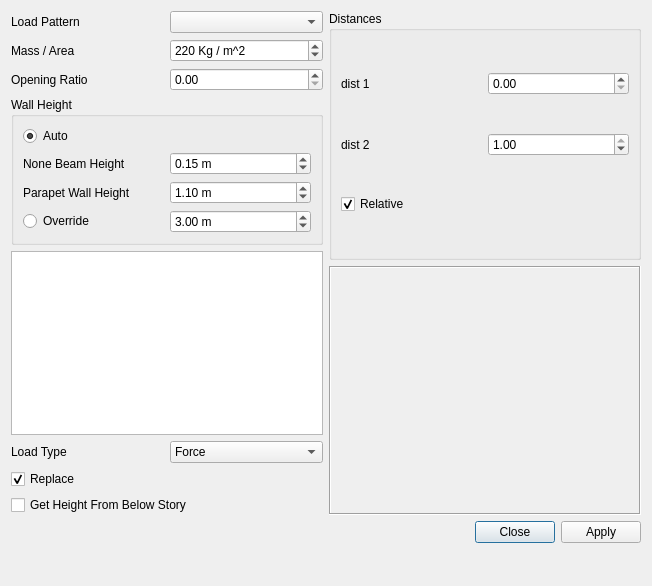
ebrahimraeyat/civilTools, file widgets/assign/wall_load_on_frames.ui: the form before one commit.
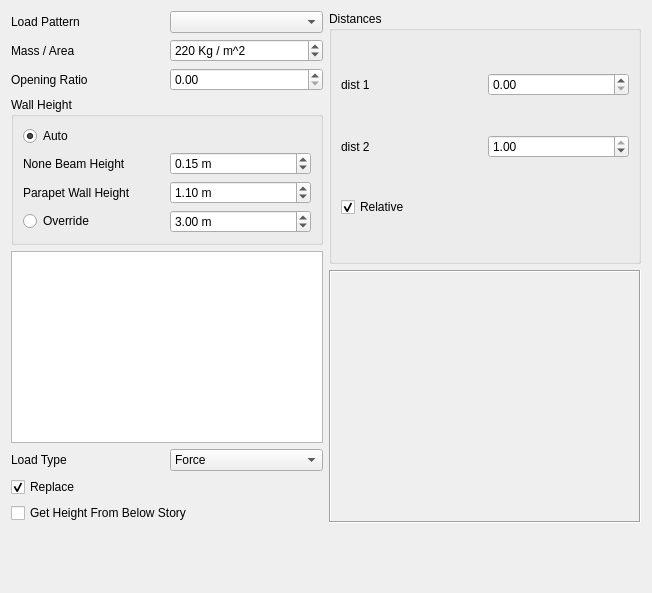
The form after the commit. Icons and pictures are not drawn.

Commit message: add assign wall load on frames commands

What changed in the file:
```diff
--- a/widgets/assign/wall_load_on_frames.ui
+++ b/widgets/assign/wall_load_on_frames.ui
@@ -7,7 +7,7 @@
     <x>0</x>
     <y>0</y>
     <width>652</width>
-    <height>586</height>
+    <height>593</height>
    </rect>
   </property>
   <property name="windowTitle">
@@ -315,19 +315,6 @@
      </item>
     </layout>
    </item>
-   <item>
-    <widget class="QDialogButtonBox" name="buttonBox">
-     <property name="orientation">
-      <enum>Qt::Horizontal</enum>
-     </property>
-     <property name="standardButtons">
-      <set>QDialogButtonBox::Apply|QDialogButtonBox::Close</set>
-     </property>
-     <property name="centerButtons">
-      <bool>false</bool>
-     </property>
-    </widget>
-   </item>
    <item>
     <spacer name="verticalSpacer">
      <property name="orientation">
```
Left out of the diff: 37 changed lines with no effect on the pictures. The commit also changes 3 other files.
